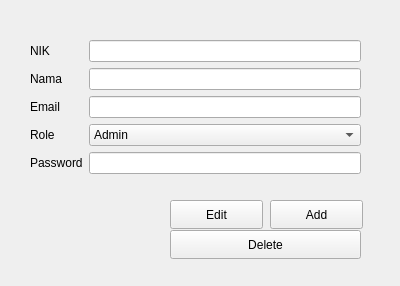
Yadija/tugas_visual_2, file formuser.ui: the form before one commit.
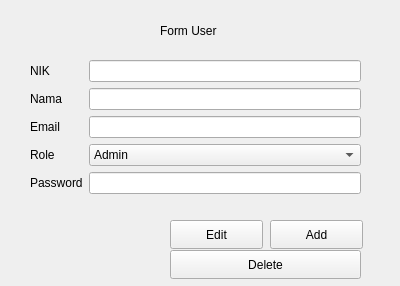
The form after the commit.

Commit message: ⚒️build: add title to ui

What changed in the file:
```diff
--- a/formuser.ui
+++ b/formuser.ui
@@ -17,9 +17,9 @@
    <property name="geometry">
     <rect>
      <x>30</x>
-     <y>40</y>
+     <y>60</y>
      <width>331</width>
-     <height>151</height>
+     <height>160</height>
     </rect>
    </property>
    <layout class="QFormLayout" name="formLayout">
@@ -90,7 +90,7 @@
    <property name="geometry">
     <rect>
      <x>270</x>
-     <y>200</y>
+     <y>220</y>
      <width>93</width>
      <height>29</height>
     </rect>
@@ -103,7 +103,7 @@
    <property name="geometry">
     <rect>
      <x>170</x>
-     <y>200</y>
+     <y>220</y>
      <width>93</width>
      <height>29</height>
     </rect>
@@ -116,7 +116,7 @@
    <property name="geometry">
     <rect>
      <x>170</x>
-     <y>230</y>
+     <y>250</y>
      <width>191</width>
      <height>29</height>
     </rect>
@@ -125,6 +125,19 @@
     <string>Delete</string>
    </property>
   </widget>
+  <widget class="QLabel" name="label">
+   <property name="geometry">
+    <rect>
+     <x>160</x>
+     <y>20</y>
+     <width>121</width>
+     <height>21</height>
+    </rect>
+   </property>
+   <property name="text">
+    <string>Form User</string>
+   </property>
+  </widget>
  </widget>
  <resources/>
  <connections/>
```
The commit also changes 6 other files.
